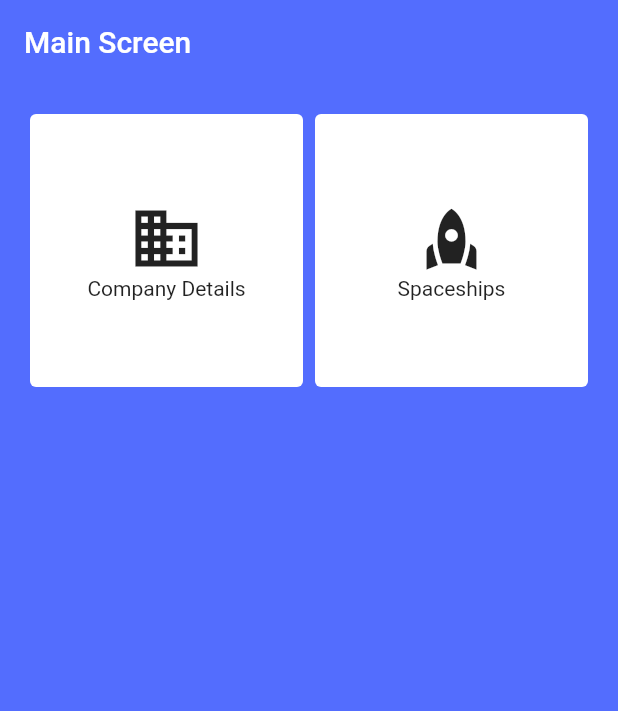
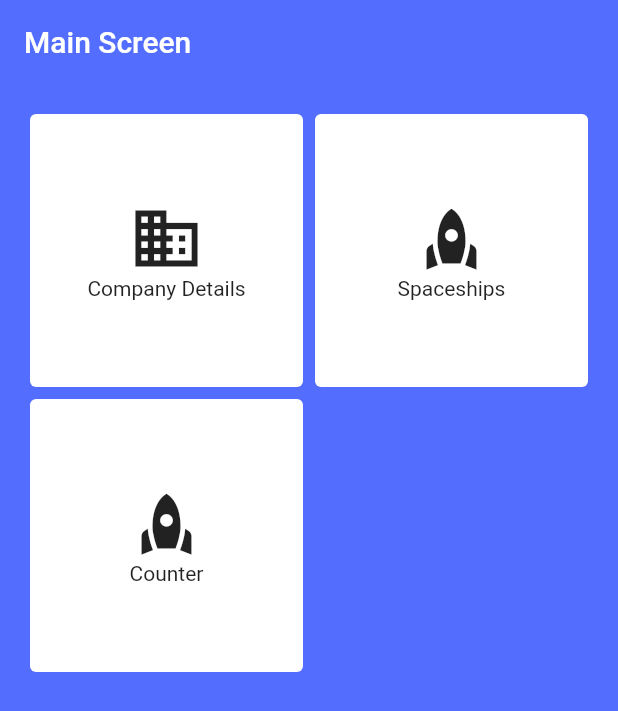
Before and after one commit to xSengPed/flutter_app_with_bloc_graphql, a Flutter app: the screen it shows after launch, on a phone screen of 412 x 824 dp. Shown: the top 711 px of the screen. Run offline on Flutter 3.47's test engine with Material 2 defaults, Android fonts, the phone set to English and light mode, and no system bars; our stand-ins replace bloc, flutter_bloc, graphql.

Commit message:
📦 NEW: Add counter example

```diff
--- a/lib/main.dart
+++ b/lib/main.dart
@@ -2,6 +2,7 @@ import 'package:flutter/material.dart';
 import 'package:flutter_bloc/flutter_bloc.dart';
 import 'package:tech_x_preparation/api/graphql_client.dart';
 import 'package:tech_x_preparation/views/company/bloc/company_screen_bloc.dart';
+import 'package:tech_x_preparation/views/counter/bloc/counter_bloc.dart';
 import 'package:tech_x_preparation/views/main_screen/main_screen.dart';
 import 'package:tech_x_preparation/views/spaceships/bloc/spaceship_bloc.dart';
 
@@ -22,7 +23,10 @@ class MyApp extends StatelessWidget {
           ),
           BlocProvider(
             create: (context) => SpaceshipBloc(),
-          )
+          ),
+          BlocProvider(
+            create: (context) => CounterBloc(),
+          ),
         ],
         child: MaterialApp(
           title: 'Flutter Demo',
--- /dev/null
+++ b/lib/views/counter/bloc/counter_event.dart
@@ -0,0 +1,10 @@
+part of 'counter_bloc.dart';
+
+@immutable
+class CounterEvent {}
+
+class OnIncrement extends CounterEvent {}
+
+class OnDecrement extends CounterEvent {}
+
+class OnReset extends CounterEvent {}
--- /dev/null
+++ b/lib/views/counter/bloc/counter_state.dart
@@ -0,0 +1,14 @@
+part of 'counter_bloc.dart';
+
+@immutable
+class CounterState {}
+
+class CounterInitial extends CounterState {
+  final int value;
+  CounterInitial({required this.value});
+}
+
+class CounterCurrent extends CounterState {
+  final int value;
+  CounterCurrent(this.value);
+}
--- a/lib/views/main_screen/main_screen.dart
+++ b/lib/views/main_screen/main_screen.dart
@@ -1,5 +1,6 @@
 import 'package:flutter/material.dart';
 import 'package:tech_x_preparation/views/company/company_screen.dart';
+import 'package:tech_x_preparation/views/counter/counter_view.dart';
 import 'package:tech_x_preparation/views/spaceships/spaceships_view.dart';
 
 class MainScreen extends StatelessWidget {
@@ -55,6 +56,25 @@ class MainScreen extends StatelessWidget {
               ),
             ),
           ),
+          InkWell(
+            onTap: () {
+              Navigator.push(
+                  context,
+                  MaterialPageRoute(
+                    builder: (context) => const CounterView(),
+                  ));
+            },
+            child: Card(
+              elevation: 0,
+              child: Column(
+                mainAxisAlignment: MainAxisAlignment.center,
+                children: const [
+                  Icon(Icons.rocket, size: 50),
+                  Text('Counter'),
+                ],
+              ),
+            ),
+          )
         ]),
       ),
     );
--- a/lib/views/spaceships/bloc/spaceship_bloc.dart
+++ b/lib/views/spaceships/bloc/spaceship_bloc.dart
@@ -10,7 +10,6 @@ part 'spaceship_state.dart';
 
 class SpaceshipBloc extends Bloc<SpaceshipEvent, SpaceshipState> {
   int _pageOffset = 0;
-
   SpaceshipBloc() : super(SpaceshipInitial()) {
     on<SpaceshipEvent>((event, emit) async {
       log(event.toString());
@@ -30,7 +29,6 @@ class SpaceshipBloc extends Bloc<SpaceshipEvent, SpaceshipState> {
 
     add(OnInit());
   }
-
   Future<void> _handleOnInit(Emitter emit) async {
     emit(SpaceshipLoading());
     final r = await QlClient.getSpaceships(0);
```
Also changed, not shown: lib/views/counter/bloc/counter_bloc.dart (added, +40 -0 lines), lib/views/counter/counter_view.dart (added, +72 -0 lines).
